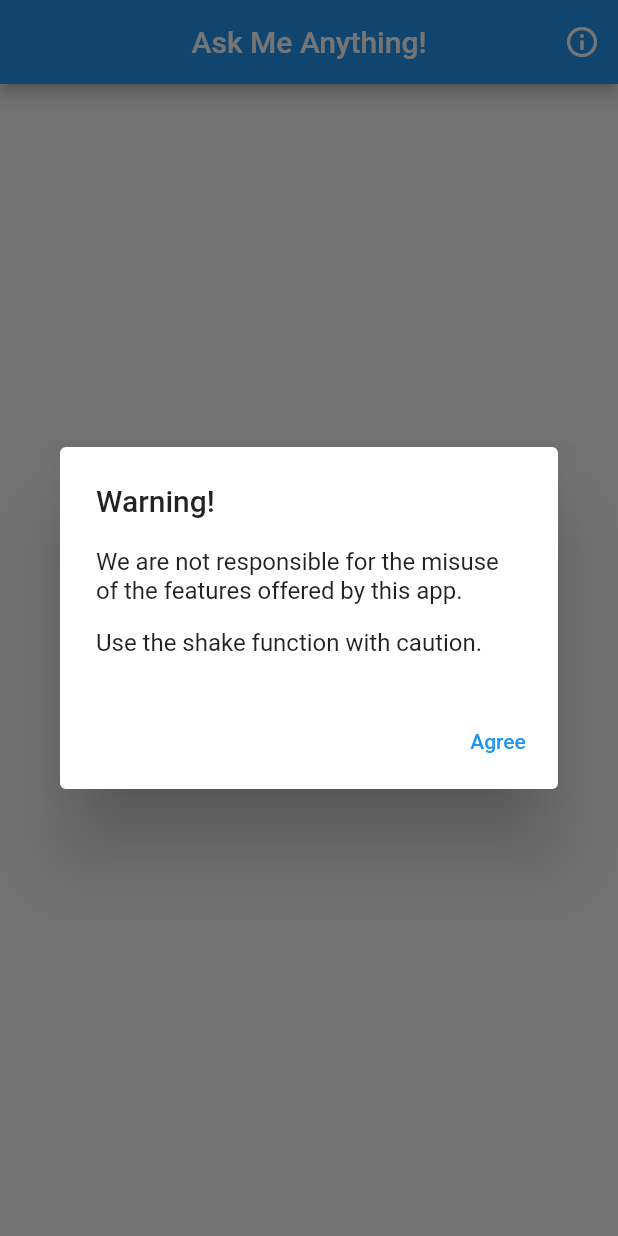
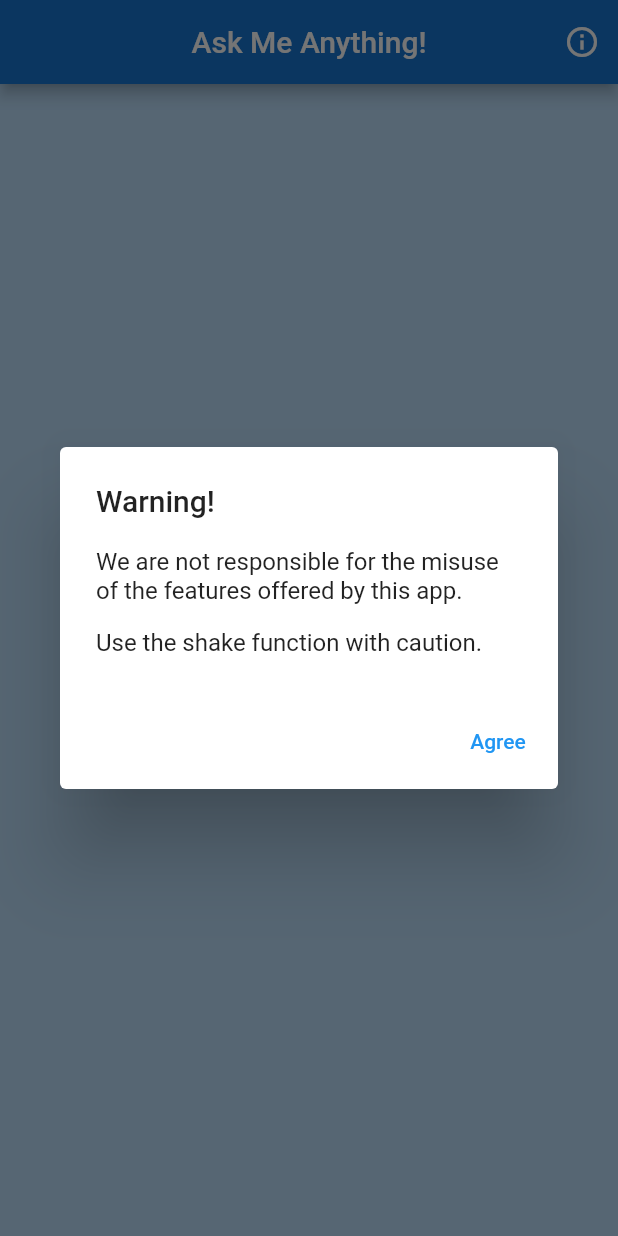
Before and after one commit to Wuerta/shake-magic-ball-flutter, a Flutter app: the screen it shows after launch, on a phone screen of 412 x 824 dp. Run offline on Flutter 3.47's test engine with Material 2 defaults, Android fonts, the phone set to English and light mode, and no system bars; our stand-ins replace shared_preferences.

Commit message:
:lipstick: Update Scaffold colors

```diff
--- a/lib/screens/home_screen.dart
+++ b/lib/screens/home_screen.dart
@@ -61,7 +61,9 @@ class _HomeScreenState extends State<HomeScreen> {
   @override
   Widget build(BuildContext context) {
     return Scaffold(
+      backgroundColor: Theme.of(context).primaryColorLight,
       appBar: AppBar(
+        backgroundColor: Theme.of(context).primaryColorDark,
         centerTitle: true,
         title: Text('Ask Me Anything!'),
         actions: [
```
